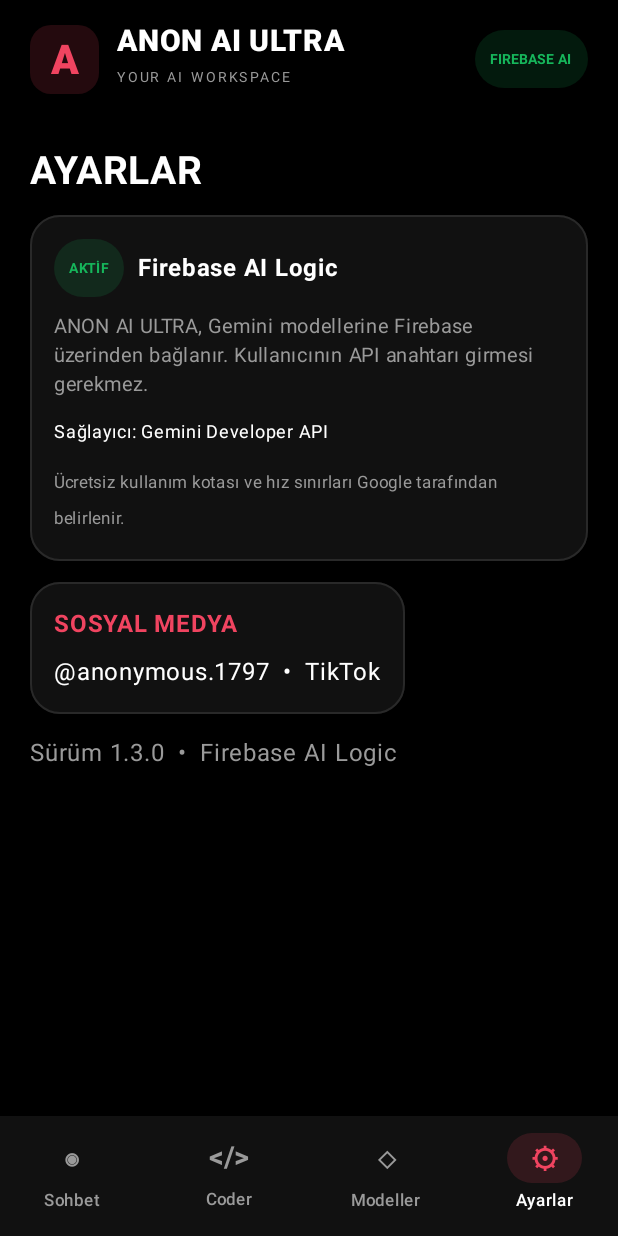
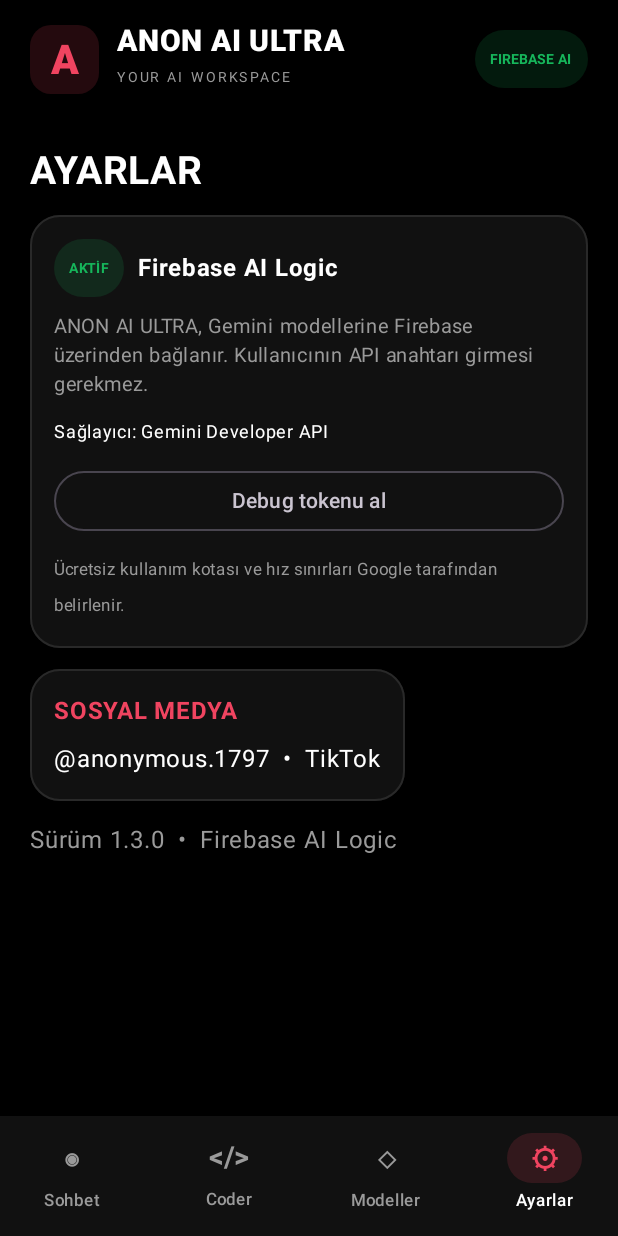
Before and after one commit to furkanmeyra2173-create/ANON-AI-ULTRA, an Android app built with Jetpack Compose: the screen it shows after launch (MainActivity), item 4 of the bottom bar chosen, on a phone screen of 412 x 824 dp. Run offline under Robolectric (Android 15) with nearby library versions, the phone set to English and light mode, and no system bars; 1 statement that could not run was skipped.

Commit message:
Initialize App Check and expose debug token for local registration

```diff
--- a/app/src/main/java/com/anonai/ultra/MainActivity.kt
+++ b/app/src/main/java/com/anonai/ultra/MainActivity.kt
@@ -18,6 +18,7 @@ import androidx.compose.foundation.rememberScrollState
 import androidx.compose.foundation.shape.CircleShape
 import androidx.compose.foundation.shape.RoundedCornerShape
 import androidx.compose.foundation.verticalScroll
+import androidx.compose.foundation.text.selection.SelectionContainer
 import androidx.compose.material3.*
 import androidx.compose.runtime.*
 import androidx.compose.runtime.snapshots.SnapshotStateList
@@ -35,6 +36,7 @@ import com.google.firebase.Firebase
 import com.google.firebase.ai.ai
 import com.google.firebase.ai.type.GenerativeBackend
 import kotlinx.coroutines.runBlocking
+import com.google.firebase.appcheck.FirebaseAppCheck
 
 private val Black = Color(0xFF000000)
 private val Panel = Color(0xFF111111)
@@ -65,6 +67,7 @@ private val models = listOf(
 class MainActivity : ComponentActivity() {
     override fun onCreate(savedInstanceState: Bundle?) {
         super.onCreate(savedInstanceState)
+        AppCheckInitializer.initialize(this)
         window.statusBarColor = android.graphics.Color.BLACK
         window.navigationBarColor = android.graphics.Color.BLACK
         setContent { AnonAiUltraApp() }
@@ -404,6 +407,7 @@ private fun ModelsScreen(selected: String, onSelect: (String) -> Unit) {
 @Composable
 private fun SettingsScreen() {
     val context = LocalContext.current
+    var debugToken by remember { mutableStateOf("") }
     Column(
         Modifier.fillMaxSize().verticalScroll(rememberScrollState()).padding(20.dp),
         verticalArrangement = Arrangement.spacedBy(14.dp)
@@ -425,6 +429,19 @@ private fun SettingsScreen() {
                     color = Muted, fontSize = 13.sp, lineHeight = 19.sp
                 )
                 Text("Sağlayıcı: Gemini Developer API", color = White, fontSize = 12.sp)
+                OutlinedButton(
+                    onClick = {
+                        FirebaseAppCheck.getInstance().getAppCheckToken(false)
+                            .addOnSuccessListener { debugToken = it.token }
+                            .addOnFailureListener { debugToken = "Token alınamadı: ${it.message}" }
+                    },
+                    modifier = Modifier.fillMaxWidth()
+                ) { Text("Debug tokenu al") }
+                if (debugToken.isNotBlank()) {
+                    SelectionContainer {
+                        Text(debugToken, color = Green, fontSize = 11.sp)
+                    }
+                }
                 Text("Ücretsiz kullanım kotası ve hız sınırları Google tarafından belirlenir.", color = Muted, fontSize = 11.sp)
             }
         }
```
